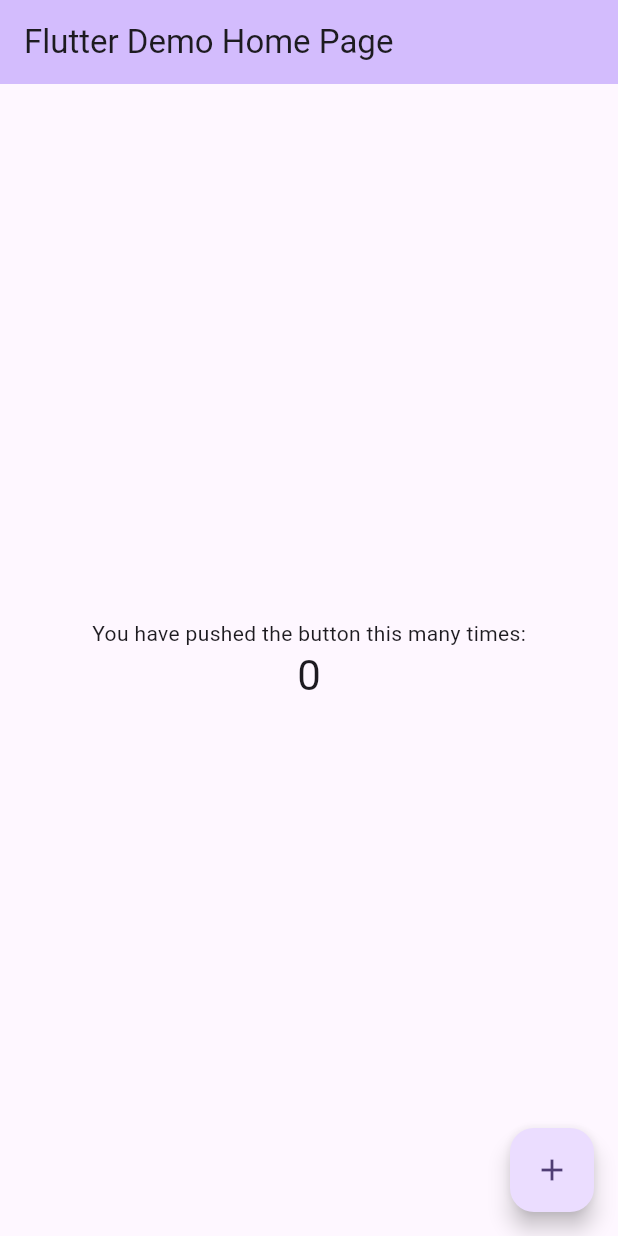
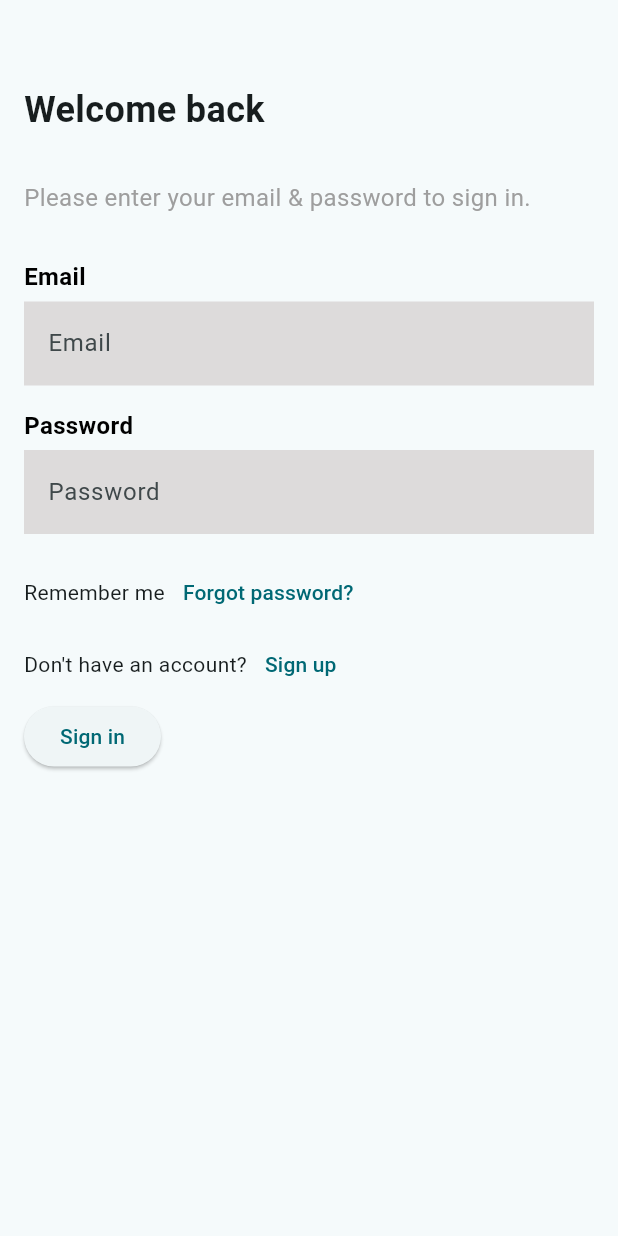
Before and after one commit to aigul-ermak/movie-ticket, a Flutter app: the screen it shows after launch, on a phone screen of 412 x 824 dp. Run offline on Flutter 3.47's test engine with Material 2 defaults, Android fonts, the phone set to English and light mode, and no system bars.

Commit message:
auth page started

```diff
--- a/lib/main.dart
+++ b/lib/main.dart
@@ -1,4 +1,5 @@
 import 'package:flutter/material.dart';
+import 'package:movie_ticket/widget/auth/auth_widget.dart';
 
 void main() {
   runApp(const MyApp());
@@ -6,120 +7,16 @@ void main() {
 
 class MyApp extends StatelessWidget {
   const MyApp({super.key});
-
-  // This widget is the root of your application.
   @override
   Widget build(BuildContext context) {
     return MaterialApp(
-      title: 'Flutter Demo',
+      title: 'Movie Ticket',
       theme: ThemeData(
-        // This is the theme of your application.
-        //
-        // TRY THIS: Try running your application with "flutter run". You'll see
-        // the application has a blue toolbar. Then, without quitting the app,
-        // try changing the seedColor in the colorScheme below to Colors.green
-        // and then invoke "hot reload" (save your changes or press the "hot
-        // reload" button in a Flutter-supported IDE, or press "r" if you used
-        // the command line to start the app).
-        //
-        // Notice that the counter didn't reset back to zero; the application
-        // state is not lost during the reload. To reset the state, use hot
-        // restart instead.
-        //
-        // This works for code too, not just values: Most code changes can be
-        // tested with just a hot reload.
-        colorScheme: ColorScheme.fromSeed(seedColor: Colors.deepPurple),
+        colorScheme: ColorScheme.fromSeed(
+            seedColor: const Color.fromARGB(255, 255, 255, 255)),
         useMaterial3: true,
       ),
-      home: const MyHomePage(title: 'Flutter Demo Home Page'),
+      home: AuthWidget(),
     );
   }
 }
-
-class MyHomePage extends StatefulWidget {
-  const MyHomePage({super.key, required this.title});
-
-  // This widget is the home page of your application. It is stateful, meaning
-  // that it has a State object (defined below) that contains fields that affect
-  // how it looks.
-
-  // This class is the configuration for the state. It holds the values (in this
-  // case the title) provided by the parent (in this case the App widget) and
-  // used by the build method of the State. Fields in a Widget subclass are
-  // always marked "final".
-
-  final String title;
-
-  @override
-  State<MyHomePage> createState() => _MyHomePageState();
-}
-
-class _MyHomePageState extends State<MyHomePage> {
-  int _counter = 0;
-
-  void _incrementCounter() {
-    setState(() {
-      // This call to setState tells the Flutter framework that something has
-      // changed in this State, which causes it to rerun the build method below
-      // so that the display can reflect the updated values. If we changed
-      // _counter without calling setState(), then the build method would not be
-      // called again, and so nothing would appear to happen.
-      _counter++;
-    });
-  }
-
-  @override
-  Widget build(BuildContext context) {
-    // This method is rerun every time setState is called, for instance as done
-    // by the _incrementCounter method above.
-    //
-    // The Flutter framework has been optimized to make rerunning build methods
-    // fast, so that you can just rebuild anything that needs updating rather
-    // than having to individually change instances of widgets.
-    return Scaffold(
-      appBar: AppBar(
-        // TRY THIS: Try changing the color here to a specific color (to
-        // Colors.amber, perhaps?) and trigger a hot reload to see the AppBar
-        // change color while the other colors stay the same.
-        backgroundColor: Theme.of(context).colorScheme.inversePrimary,
-        // Here we take the value from the MyHomePage object that was created by
-        // the App.build method, and use it to set our appbar title.
-        title: Text(widget.title),
-      ),
-      body: Center(
-        // Center is a layout widget. It takes a single child and positions it
-        // in the middle of the parent.
-        child: Column(
-          // Column is also a layout widget. It takes a list of children and
-          // arranges them vertically. By default, it sizes itself to fit its
-          // children horizontally, and tries to be as tall as its parent.
-          //
-          // Column has various properties to control how it sizes itself and
-          // how it positions its children. Here we use mainAxisAlignment to
-          // center the children vertically; the main axis here is the vertical
-          // axis because Columns are vertical (the cross axis would be
-          // horizontal).
-          //
-          // TRY THIS: Invoke "debug painting" (choose the "Toggle Debug Paint"
-          // action in the IDE, or press "p" in the console), to see the
-          // wireframe for each widget.
-          mainAxisAlignment: MainAxisAlignment.center,
-          children: <Widget>[
-            const Text(
-              'You have pushed the button this many times:',
-            ),
-            Text(
-              '$_counter',
-              style: Theme.of(context).textTheme.headlineMedium,
-            ),
-          ],
-        ),
-      ),
-      floatingActionButton: FloatingActionButton(
-        onPressed: _incrementCounter,
-        tooltip: 'Increment',
-        child: const Icon(Icons.add),
-      ), // This trailing comma makes auto-formatting nicer for build methods.
-    );
-  }
-}
--- /dev/null
+++ b/lib/widget/auth/auth_widget.dart
@@ -0,0 +1,113 @@
+import 'package:flutter/material.dart';
+
+class AuthWidget extends StatefulWidget {
+  const AuthWidget({super.key});
+
+  @override
+  State<AuthWidget> createState() => _AuthWidgetState();
+}
+
+class _AuthWidgetState extends State<AuthWidget> {
+  @override
+  Widget build(BuildContext context) {
+    return Scaffold(
+      appBar: AppBar(
+          //title: Text('Movie'),
+          ),
+      body: Padding(
+        padding: const EdgeInsets.symmetric(horizontal: 16),
+        child: Column(
+          crossAxisAlignment: CrossAxisAlignment.start,
+          children: [
+            Text(
+              'Welcome back',
+              style: TextStyle(
+                fontSize: 24,
+                fontWeight: FontWeight.w700,
+              ),
+            ),
+            SizedBox(height: 30),
+            Text('Please enter your email & password to sign in.',
+                style: TextStyle(
+                  fontSize: 16,
+                  color: Colors.grey,
+                )),
+            SizedBox(height: 30),
+            _FormWidget(),
+          ],
+        ),
+      ),
+    );
+  }
+}
+
+class _FormWidget extends StatefulWidget {
+  const _FormWidget({super.key});
+
+  @override
+  State<_FormWidget> createState() => _FormWidgetState();
+}
+
+class _FormWidgetState extends State<_FormWidget> {
+  final textStyle = TextStyle(
+    fontSize: 16,
+    fontWeight: FontWeight.w700,
+    color: Colors.black,
+  );
+
+  @override
+  Widget build(BuildContext context) {
+    return Column(
+      crossAxisAlignment: CrossAxisAlignment.start,
+      children: [
+        Text(
+          'Email',
+          style: textStyle,
+        ),
+        SizedBox(height: 5),
+        TextFormField(
+          decoration: const InputDecoration(
+            filled: true,
+            fillColor: Color.fromARGB(255, 221, 219, 219),
+            border: InputBorder.none,
+            labelText: 'Email',
+          ),
+        ),
+        SizedBox(height: 15),
+        Text(
+          'Password',
+          style: textStyle,
+        ),
+        SizedBox(height: 5),
+        TextFormField(
+          decoration: const InputDecoration(
+            filled: true,
+            fillColor: Color.fromARGB(255, 221, 219, 219),
+            border: InputBorder.none,
+            labelText: 'Password',
+          ),
+        ),
+        SizedBox(height: 15),
+        Row(
+          children: [
+            Text('Remember me'),
+            TextButton(
+              onPressed: () {},
+              child: Text('Forgot password?'),
+            ),
+          ],
+        ),
+        Row(
+          children: [
+            Text('Don\'t have an account?'),
+            TextButton(onPressed: () {}, child: Text('Sign up'))
+          ],
+        ),
+        ElevatedButton(
+          onPressed: () {},
+          child: Text('Sign in'),
+        )
+      ],
+    );
+  }
+}
```
Also changed, not shown: 1 other file.
